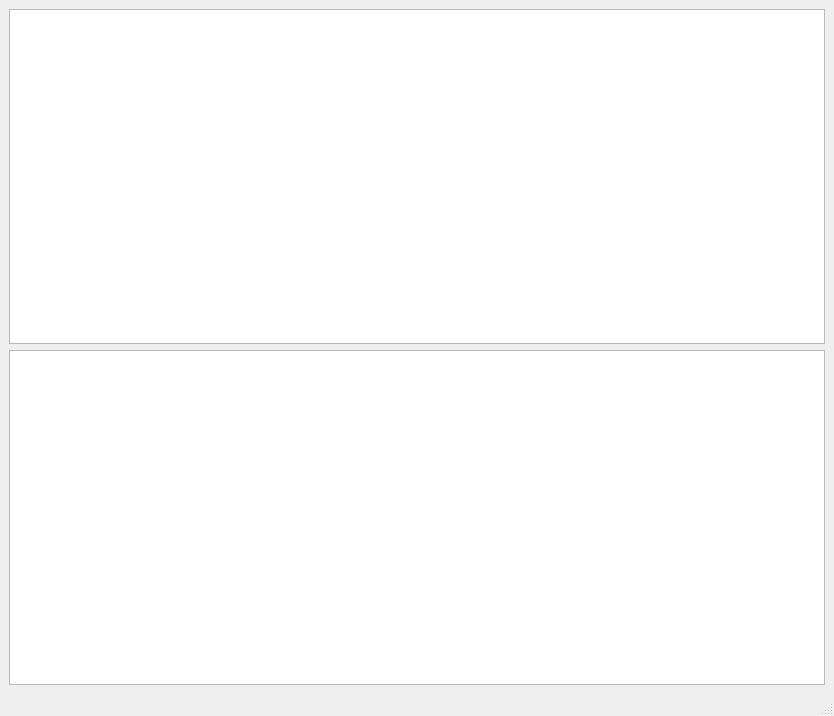
The window that ui/view.ui (davidrose07/Create-DB) describes before a commit, drawn with Qt 5.
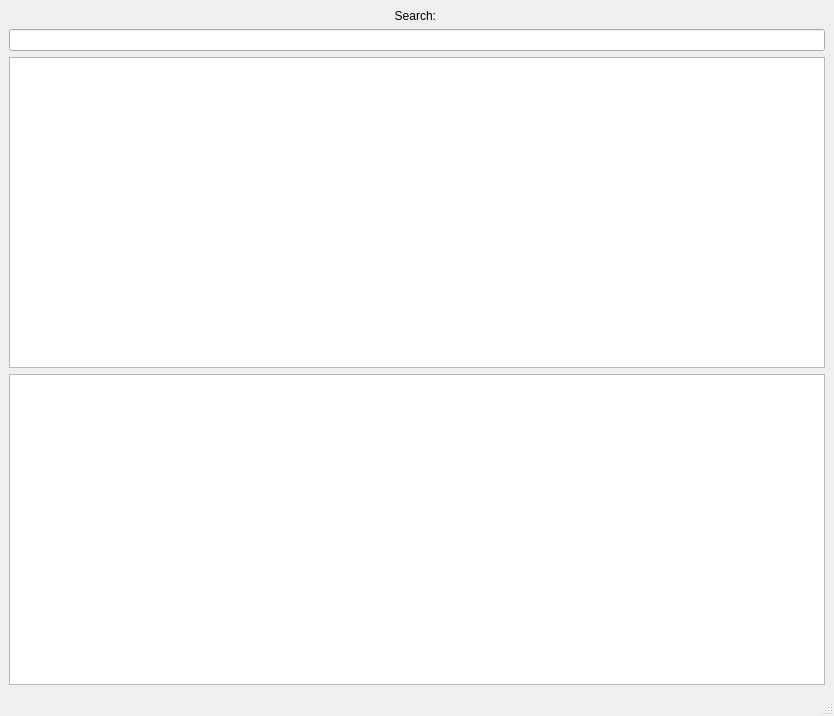
The same window after the commit.

Commit message: Added search features

Diff of the .ui file:
```diff
--- a/ui/view.ui
+++ b/ui/view.ui
@@ -15,14 +15,25 @@
   </property>
   <widget class="QWidget" name="centralwidget">
    <layout class="QGridLayout" name="gridLayout">
-    <item row="0" column="0">
-     <widget class="QTableWidget" name="tableWidget"/>
+    <item row="3" column="0">
+     <widget class="QLineEdit" name="lineEdit"/>
     </item>
-
-    <item row="1" column="0">
+    <item row="5" column="0">
      <widget class="QTableWidget" name="schemaTableWidget"/>
     </item>
-   
+    <item row="4" column="0">
+     <widget class="QTableWidget" name="tableWidget"/>
+    </item>
+    <item row="2" column="0">
+     <widget class="QLabel" name="label">
+      <property name="text">
+       <string>Search: </string>
+      </property>
+      <property name="alignment">
+       <set>Qt::AlignCenter</set>
+      </property>
+     </widget>
+    </item>
    </layout>
   </widget>
   <widget class="QMenuBar" name="menubar">
```
The commit also changes 8 other files.
